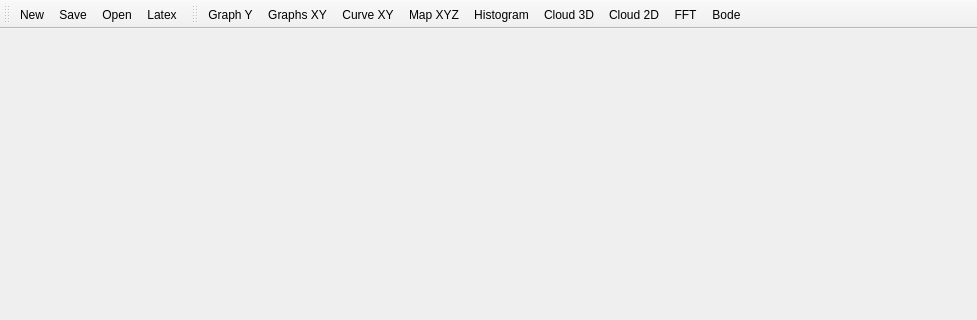
The window that mainwindow.ui (gobelin88/graphy) describes before a commit, drawn with Qt 5; both pictures show x 0 to 977 and y 0 to 320 of the 1163 by 629 pixel window.
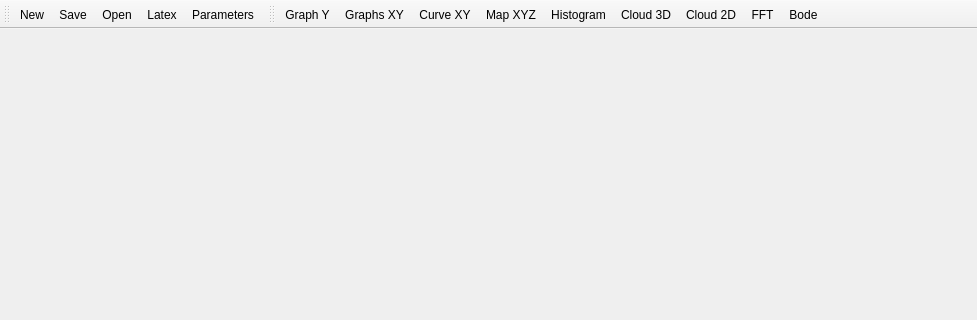
The same window after the commit. Icons and pictures are not drawn.

Diff of the .ui file:
```diff
--- a/mainwindow.ui
+++ b/mainwindow.ui
@@ -44,6 +44,7 @@
    <addaction name="actionSave"/>
    <addaction name="actionOpen"/>
    <addaction name="actionExport"/>
+   <addaction name="actionParameters"/>
   </widget>
   <widget class="QToolBar" name="toolbar_graph">
    <property name="windowTitle">
@@ -284,6 +285,15 @@
     <string>Ctrl+N</string>
    </property>
   </action>
+  <action name="actionParameters">
+   <property name="icon">
+    <iconset resource="rsc.qrc">
+     <normaloff>:/img/icons/parametres.png</normaloff>:/img/icons/parametres.png</iconset>
+   </property>
+   <property name="text">
+    <string>Parameters</string>
+   </property>
+  </action>
  </widget>
  <layoutdefault spacing="6" margin="11"/>
  <resources>
```
Left out of the diff: 34 changed lines with no effect on the pictures.
